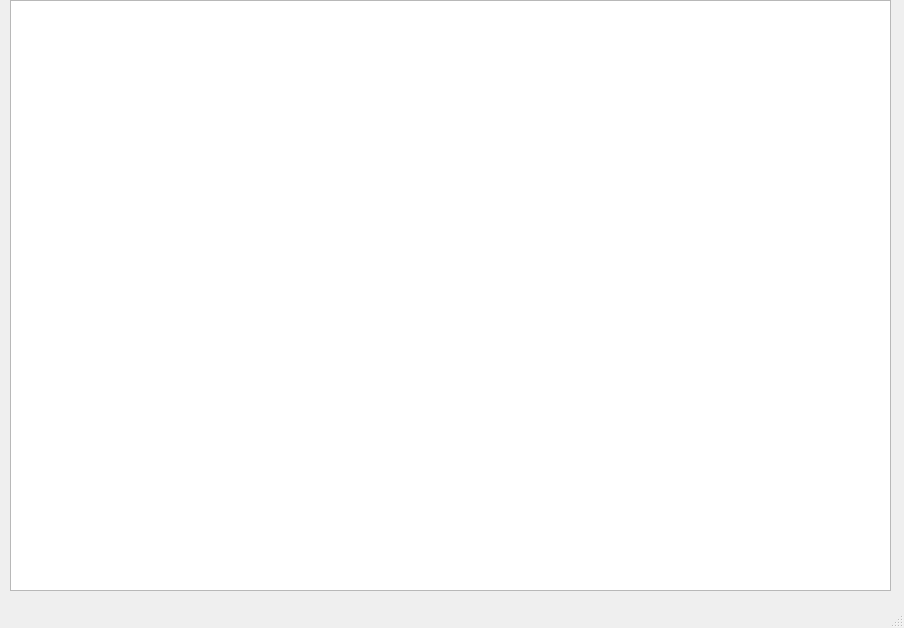
The window that Proyecto_final/mainwindow.ui (Angel-Gb/Proyecto-final) describes before a commit, drawn with Qt 5.
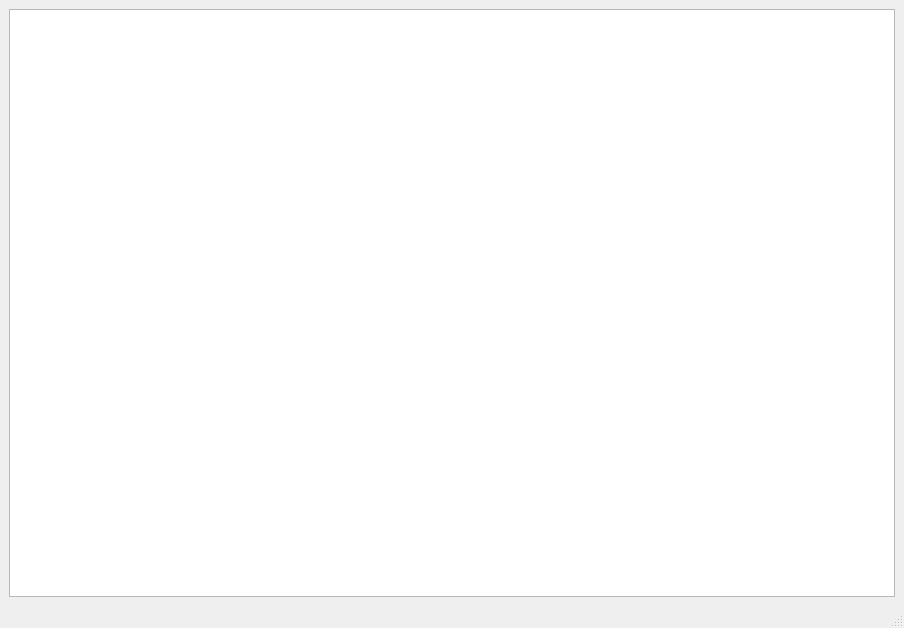
The same window after the commit.

What changed in the file:
```diff
--- a/Proyecto_final/mainwindow.ui
+++ b/Proyecto_final/mainwindow.ui
@@ -17,16 +17,11 @@
    <string notr="true"/>
   </property>
   <widget class="QWidget" name="centralwidget">
-   <widget class="QGraphicsView" name="graphicsView">
-    <property name="geometry">
-     <rect>
-      <x>10</x>
-      <y>0</y>
-      <width>881</width>
-      <height>591</height>
-     </rect>
-    </property>
-   </widget>
+   <layout class="QGridLayout" name="gridLayout">
+    <item row="0" column="0">
+     <widget class="QGraphicsView" name="graphicsView"/>
+    </item>
+   </layout>
   </widget>
   <widget class="QMenuBar" name="menubar">
    <property name="geometry">
```
